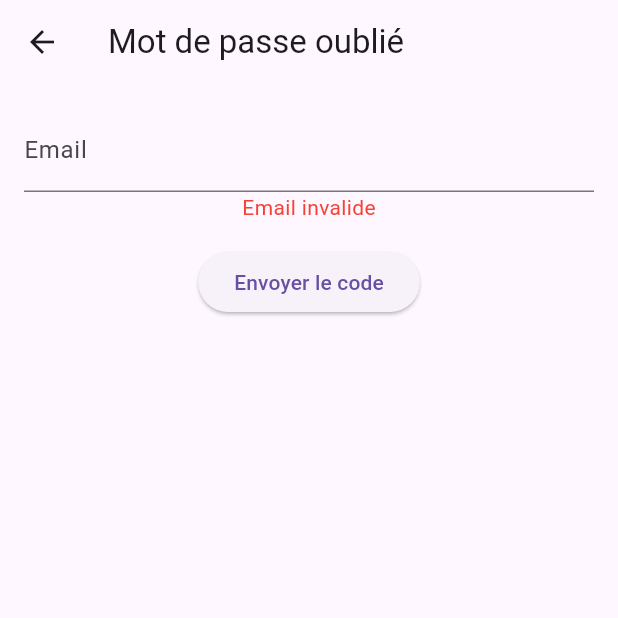
After one commit to azzachater/fish_app, a Flutter app: the ForgotPasswordScreen screen opened directly, after a tap on "Envoyer le code", on a phone screen of 412 x 824 dp, the top half of it. The commit adds this screen. Run offline on Flutter 3.47's test engine with Material 3 defaults, Android fonts, the phone set to English and light mode, and no system bars; our stand-ins replace fl_chart, flutter_map, flutter_secure_storage, font_awesome_flutter, geolocator, get and 6 more; missing offline and left inert: flutter_osm_plugin, pusher_channels_flutter; accounts and stored records are empty; network calls fail.

Commit message:
reset password

```diff
--- a/lib/controllers/auth_controller.dart
+++ b/lib/controllers/auth_controller.dart
@@ -1,4 +1,5 @@
 import 'package:fish_app/controllers/profile_controller.dart';
+import 'package:fish_app/screens/Authentification/reset_password_screen.dart';
 import 'package:fish_app/service/api_auth_service.dart';
 import 'package:get/get.dart';
 import '../models/user_model.dart';
@@ -18,6 +19,9 @@ class AuthController extends GetxController {
   var usernameError = ''.obs;
   var confirmPasswordError = ''.obs;
   var generalError = ''.obs;
+  final RxString resetEmailError = ''.obs;
+  final RxString resetTokenError = ''.obs;
+  final RxString resetPasswordError = ''.obs;
 
   @override
   void onInit() {
@@ -59,20 +63,33 @@ class AuthController extends GetxController {
     }
   }
 
-  Future<void> signup(String username, String email, String password, String confirmPassword) async {
+  Future<void> signup(
+    String username,
+    String email,
+    String password,
+    String confirmPassword,
+  ) async {
     try {
       _resetErrors();
       _validateSignupFields(username, email, password, confirmPassword);
-      if (usernameError.isNotEmpty || emailError.isNotEmpty || passwordError.isNotEmpty) return;
+      if (usernameError.isNotEmpty ||
+          emailError.isNotEmpty ||
+          passwordError.isNotEmpty)
+        return;
 
       isLoading.value = true;
-      final newUser = await _apiAuthService.register(username, email, password, confirmPassword);
+      final newUser = await _apiAuthService.register(
+        username,
+        email,
+        password,
+        confirmPassword,
+      );
       user.value = newUser;
 
-      Get.offAllNamed('/verify-code', arguments: {
-        'email': email,
-        'userId': newUser.id,
-      });
+      Get.offAllNamed(
+        '/verify-code',
+        arguments: {'email': email, 'userId': newUser.id},
+      );
     } catch (e) {
       generalError.value = _handleAuthError(e);
     } finally {
@@ -86,13 +103,19 @@ class AuthController extends GetxController {
       final response = await _apiAuthService.verifyCode(userId, code);
 
       if (response.containsKey('token')) {
-        await _apiAuthService.storage.write(key: 'token', value: response['token']);
+        await _apiAuthService.storage.write(
+          key: 'token',
+          value: response['token'],
+        );
         isLoggedIn.value = true;
         await userController.fetchCurrentUser(); // ✅ charger après vérification
         Get.offAllNamed('/MainScreen');
       }
 
-      Get.snackbar('Succès', response['message'] ?? 'Email vérifié avec succès');
+      Get.snackbar(
+        'Succès',
+        response['message'] ?? 'Email vérifié avec succès',
+      );
     } catch (e) {
       Get.snackbar('Erreur', e.toString());
     } finally {
@@ -127,14 +150,23 @@ class AuthController extends GetxController {
   }
 
   void _validateLoginFields(String email, String password) {
-    if (email.isEmpty) emailError.value = 'Email is required';
-    else if (!GetUtils.isEmail(email)) emailError.value = 'Invalid email format';
+    if (email.isEmpty)
+      emailError.value = 'Email is required';
+    else if (!GetUtils.isEmail(email))
+      emailError.value = 'Invalid email format';
 
-    if (password.isEmpty) passwordError.value = 'Password is required';
-    else if (password.length < 6) passwordError.value = 'Password too short';
+    if (password.isEmpty)
+      passwordError.value = 'Password is required';
+    else if (password.length < 6)
+      passwordError.value = 'Password too short';
   }
 
-  void _validateSignupFields(String username, String email, String password, String confirmPassword) {
+  void _validateSignupFields(
+    String username,
+    String email,
+    String password,
+    String confirmPassword,
+  ) {
     _validateLoginFields(email, password);
 
     if (username.isEmpty) usernameError.value = 'Username is required';
@@ -154,4 +186,61 @@ class AuthController extends GetxController {
       isLoading(false);
     }
   }
+Future<void> sendPasswordResetCode(String email) async {
+  try {
+    resetEmailError.value = '';
+
+    if (!GetUtils.isEmail(email)) {
+      resetEmailError.value = 'Email invalide';
+      return;
     }
+
+    isLoading(true);
+    await _apiAuthService.sendResetCode(email);
+    Get.snackbar('Succès', 'Code envoyé à $email');
+    Get.to(() => ResetPasswordScreen(email: email)); // Navigue vers écran de reset
+  } catch (e) {
+    resetEmailError.value = e.toString();
+  } finally {
+    isLoading(false);
+  }
+}
+
+Future<void> verifyAndResetPassword({
+  required String email,
+  required String code,
+  required String newPassword,
+  required String confirmPassword,
+}) async {
+  try {
+    resetTokenError.value = '';
+    resetPasswordError.value = '';
+
+    if (code.isEmpty) {
+      resetTokenError.value = 'Code requis';
+    }
+    if (newPassword.length < 8) {
+      resetPasswordError.value = '8 caractères minimum';
+    }
+    if (newPassword != confirmPassword) {
+      resetPasswordError.value = 'Les mots de passe ne correspondent pas';
+    }
+    if (resetTokenError.isNotEmpty || resetPasswordError.isNotEmpty) return;
+
+    isLoading(true);
+
+    // Étape 1 : Vérifier le code
+    await _apiAuthService.verifyResetCode(email, code);
+
+    // Étape 2 : Mettre à jour le mot de passe
+    await _apiAuthService.updatePassword(email, newPassword, confirmPassword);
+
+    Get.snackbar('Succès', 'Mot de passe mis à jour !');
+    Get.offAllNamed('/login');
+  } catch (e) {
+    Get.snackbar('Erreur', e.toString());
+  } finally {
+    isLoading(false);
+  }
+}
+}
--- /dev/null
+++ b/lib/screens/Authentification/forgot_password_screen.dart
@@ -0,0 +1,38 @@
+import 'package:fish_app/controllers/auth_controller.dart';
+import 'package:flutter/material.dart';
+import 'package:get/get.dart';
+
+class ForgotPasswordScreen extends StatelessWidget {
+  final AuthController _authController = Get.find<AuthController>();
+  final TextEditingController _emailController = TextEditingController();
+
+  @override
+  Widget build(BuildContext context) {
+    return Scaffold(
+      appBar: AppBar(title: const Text('Mot de passe oublié')),
+      body: Padding(
+        padding: const EdgeInsets.all(16.0),
+        child: Column(
+          children: [
+            TextField(
+              controller: _emailController,
+              decoration: const InputDecoration(labelText: 'Email'),
+              keyboardType: TextInputType.emailAddress,
+            ),
+            Obx(() => Text(
+                  _authController.resetEmailError.value,
+                  style: const TextStyle(color: Colors.red),
+                )),
+            const SizedBox(height: 16),
+            ElevatedButton(
+              onPressed: () => _authController.sendPasswordResetCode(
+                _emailController.text.trim(),
+              ),
+              child: const Text('Envoyer le code'),
+            ),
+          ],
+        ),
+      ),
+    );
+  }
+}
--- a/lib/service/api_auth_service.dart
+++ b/lib/service/api_auth_service.dart
@@ -8,7 +8,7 @@ class ApiAuthService {
   final FlutterSecureStorage _storage = const FlutterSecureStorage();
   FlutterSecureStorage get storage => _storage;
 
-  final String baseUrl = 'http://192.168.1.52:8000/api';
+  final String baseUrl = 'http://192.168.1.57:8000/api';
 
   Map<String, String> get _headers => {
     'Accept': 'application/json',
@@ -250,4 +250,45 @@ class ApiAuthService {
       throw handleError(response);
     }
   }
+
+
+Future<void> sendResetCode(String email) async {
+  final response = await http.post(
+    Uri.parse('$baseUrl/send-reset-code'),
+    headers: _headers,
+    body: jsonEncode({'email': email}),
+  );
+
+  if (response.statusCode != 200) {
+    throw Exception(jsonDecode(response.body)['error'] ?? 'Erreur d’envoi');
+  }
 }
+
+Future<void> verifyResetCode(String email, String code) async {
+  final response = await http.post(
+    Uri.parse('$baseUrl/verify-reset-code'),
+    headers: _headers,
+    body: jsonEncode({'email': email, 'code': code}),
+  );
+
+  if (response.statusCode != 200) {
+    throw Exception(jsonDecode(response.body)['error'] ?? 'Code invalide');
+  }
+}
+
+Future<void> updatePassword(String email, String password, String confirmation) async {
+  final response = await http.post(
+    Uri.parse('$baseUrl/update-password'),
+    headers: _headers,
+    body: jsonEncode({
+      'email': email,
+      'password': password,
+      'password_confirmation': confirmation,
+    }),
+  );
+
+  if (response.statusCode != 200) {
+    throw Exception(jsonDecode(response.body)['error'] ?? 'Erreur de mise à jour');
+  }
+}
+}
```
Also changed, not shown: lib/screens/Authentification/login_page.dart (+15 -3 lines), lib/screens/Authentification/reset_password_screen.dart (added, +64 -0 lines). Lines whose indentation alone changed are shown as unchanged.
